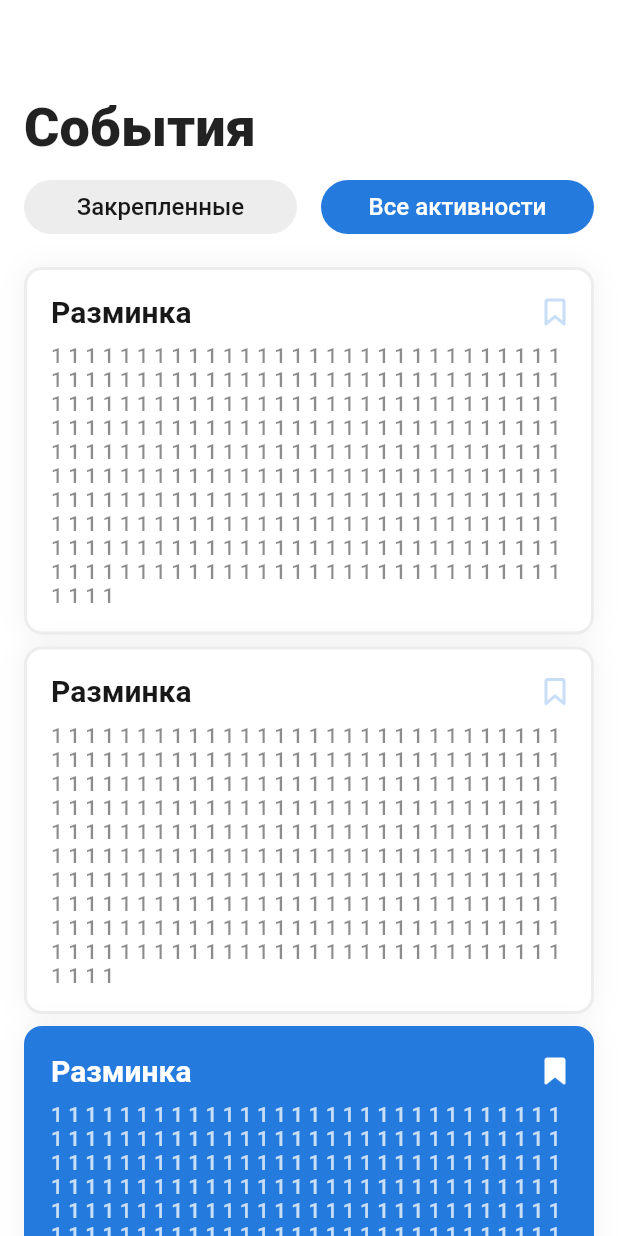
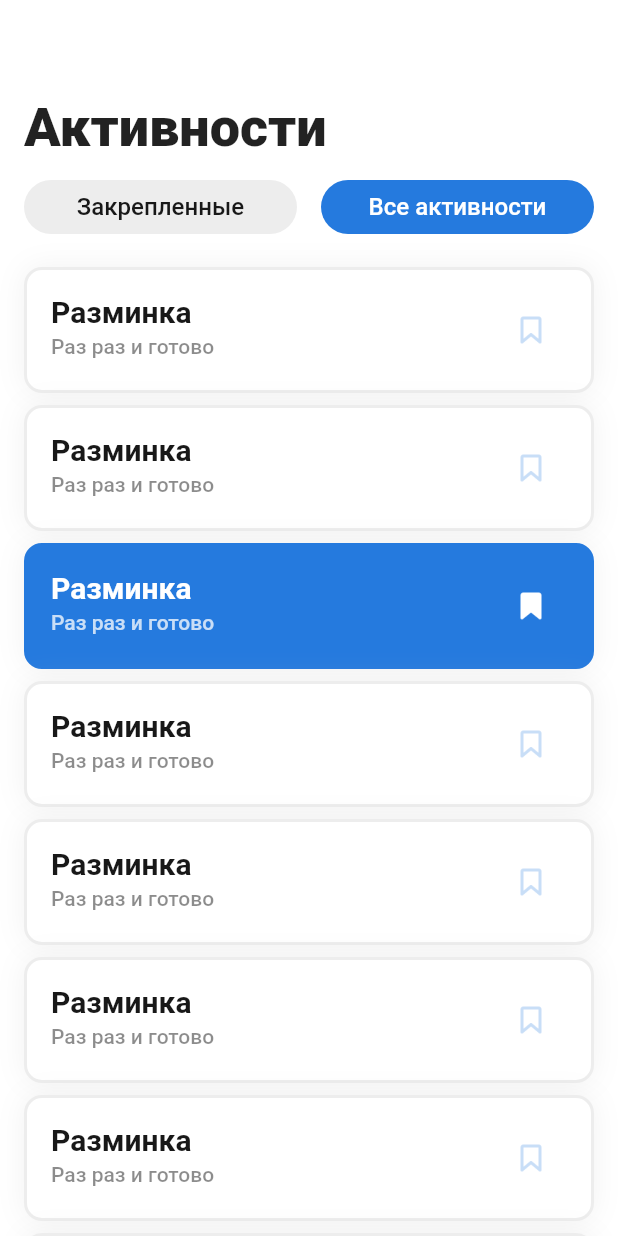
Before and after one commit to StarProxima/CampApp, a Flutter app: the ActivityPage screen opened directly, on a phone screen of 412 x 824 dp. Run offline on Flutter 3.47's test engine with Material 2 defaults, Android fonts, the phone set to English and light mode, and no system bars; our stand-ins replace file_picker, flutter_chat_types, flutter_chat_ui, image_picker, open_file and 1 more; missing offline and left inert: dart:ffi, image_picker_for_web, mobile_scanner.

Commit message:
Revert "Форматирование плашки событий"
This reverts commit ac13d47525cf03aa8de164fb64de6fb5a71d9fce.

```diff
--- a/camp_app/lib/activity_page.dart
+++ b/camp_app/lib/activity_page.dart
@@ -34,7 +34,7 @@ class _ActivityPageState extends State<ActivityPage> {
           const Padding(
             padding: EdgeInsets.only(left: 16, right: 16),
             child: Text(
-              "События",
+              "Активности",
               style: TextStyle(
                 fontWeight: FontWeight.w900,
                 fontSize: 36,
--- a/camp_app/lib/generated_plugin_registrant.dart
+++ b/camp_app/lib/generated_plugin_registrant.dart
@@ -4,7 +4,6 @@
 
 // ignore_for_file: directives_ordering
 // ignore_for_file: lines_longer_than_80_chars
-// ignore_for_file: depend_on_referenced_packages
 
 import 'package:file_picker/_internal/file_picker_web.dart';
 import 'package:image_picker_for_web/image_picker_for_web.dart';
--- a/camp_app/lib/timetable/event.dart
+++ b/camp_app/lib/timetable/event.dart
@@ -1,6 +1,7 @@
 import 'package:camp_app/styles/app_colors.dart';
 import 'package:camp_app/styles/app_images.dart';
 import 'package:camp_app/styles/button_styles.dart';
+import 'package:camp_app/styles/classStyles.dart';
 import 'package:flutter/material.dart';
 
 import '../event_page.dart';
@@ -11,7 +12,7 @@ class Event extends StatefulWidget {
       : super(key: key);
 
   final title = "Разминка";
-  final description = "1 1 1 1 1 1 1 1 1 1 1 1 1 1 1 1 1 1 1 1 1 1 1 1 1 1 1 1 1 1 1 1 1 1 1 1 1 1 1 1 1 1 1 1 1 1 1 1 1 1 1 1 1 1 1 1 1 1 1 1 1 1 1 1 1 1 1 1 1 1 1 1 1 1 1 1 1 1 1 1 1 1 1 1 1 1 1 1 1 1 1 1 1 1 1 1 1 1 1 1 1 1 1 1 1 1 1 1 1 1 1 1 1 1 1 1 1 1 1 1 1 1 1 1 1 1 1 1 1 1 1 1 1 1 1 1 1 1 1 1 1 1 1 1 1 1 1 1 1 1 1 1 1 1 1 1 1 1 1 1 1 1 1 1 1 1 1 1 1 1 1 1 1 1 1 1 1 1 1 1 1 1 1 1 1 1 1 1 1 1 1 1 1 1 1 1 1 1 1 1 1 1 1 1 1 1 1 1 1 1 1 1 1 1 1 1 1 1 1 1 1 1 1 1 1 1 1 1 1 1 1 1 1 1 1 1 1 1 1 1 1 1 1 1 1 1 1 1 1 1 1 1 1 1 1 1 1 1 1 1 1 1 1 1 1 1 1 1 1 1 1 1 1 1 1 1 1 1 1 1 1 1 1 1 1 1 1 1 1 1 1 1 1 1 1 1 1 1 1 1 1 1 1 1 ";
+  final description = "Раз раз и готово";
   final bool isActive;
   final startTime = "8:00";
   final endTime = "8:30";
@@ -55,12 +56,10 @@ class _EventState extends State<Event> {
             border: Border.all(
                 color: widget.isActive ? AppColors.primary : AppColors.border,
                 width: 2)),
-
+        padding: const EdgeInsets.all(16),
         child: Stack(
           children: [
-            Container(
-              padding: const EdgeInsets.all(16),
-              child: Column(
+            Column(
               crossAxisAlignment: CrossAxisAlignment.start,
               children: [
                 Text(
@@ -71,11 +70,11 @@ class _EventState extends State<Event> {
                     color: widget.isActive ? AppColors.background : AppColors.textDark,
                   ),
                 ),
-                  Container(
-                    padding: const EdgeInsets.only(
-                      top: 10,
+                //const Spacer(),
+                const SizedBox(
+                  height: 4,
                 ),
-                    child: Text(
+                Text(
                   widget.description,
                   style: TextStyle(
                     fontWeight: FontWeight.w500,
@@ -84,18 +83,12 @@ class _EventState extends State<Event> {
                         ? AppColors.background.withAlpha(192)
                         : AppColors.textDark.withAlpha(127),
                   ),
-                    ),
                 )
               ],
-              ),
             ),
             isAttached != null
                     ? Container(
                       alignment: Alignment.topRight,
-                      margin: EdgeInsets.only(
-                        left: 10, top: 4,
-                      ),
-                      //alignment: Alignment.centerRight,
                       child: ElevatedButton(
                           style: onlyIconsMin,
                           onPressed: () {
```
Also changed, not shown: 1 other file. Lines whose indentation alone changed are shown as unchanged.
